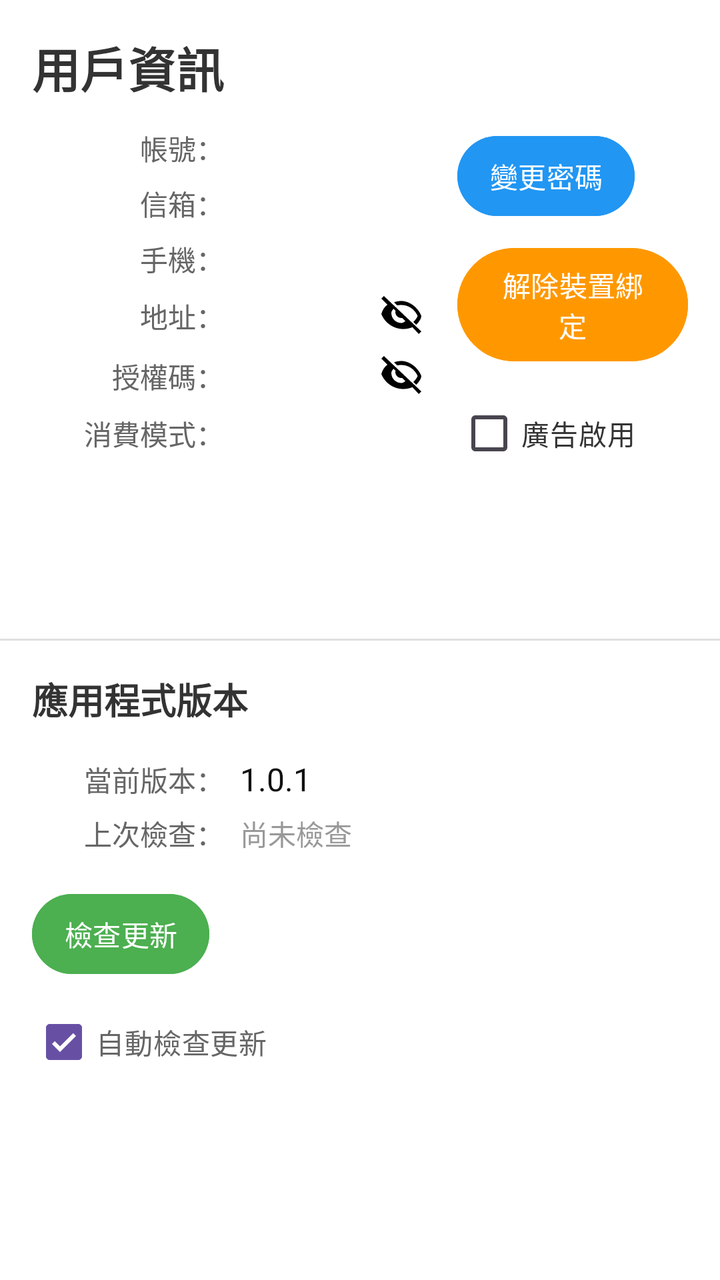
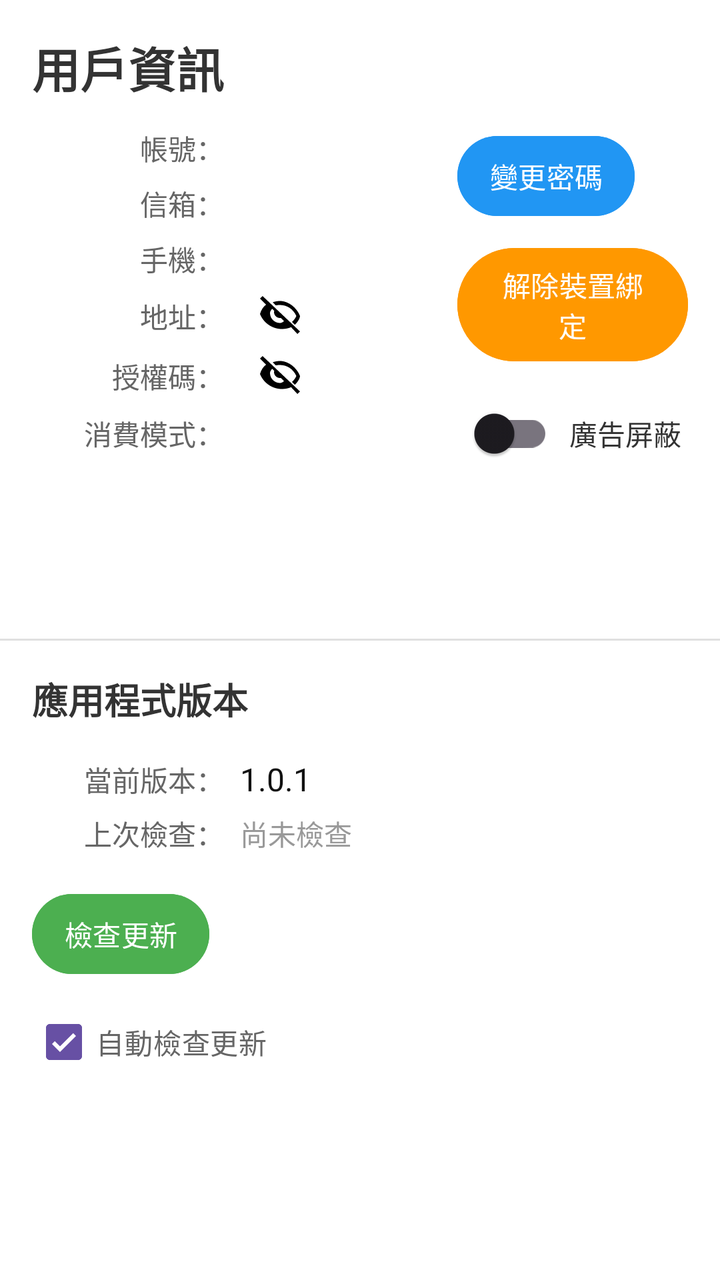

Screens rendered from an Android XML layout before and after an edit, with the pre-edit source and the edit as a unified diff.
<!-- AndroidManifest.xml: application theme Theme.A3 -->
<!-- res/layout/fragment_user_edit.xml -->
<?xml version="1.0" encoding="utf-8"?>
<LinearLayout xmlns:android="http://schemas.android.com/apk/res/android"
    xmlns:app="http://schemas.android.com/apk/res-auto"
    android:layout_width="match_parent"
    android:layout_height="match_parent"
    android:orientation="vertical"
    android:weightSum="10"
    android:background="#FFFFFF">

    <ScrollView
        android:layout_width="match_parent"
        android:layout_height="0dp"
        android:layout_weight="5"
        android:fillViewport="true">

        <LinearLayout
            android:layout_width="match_parent"
            android:layout_height="wrap_content"
            android:orientation="vertical"
            android:padding="16dp">

            <LinearLayout
                android:layout_width="match_parent"
                android:layout_height="wrap_content"
                android:orientation="horizontal"
                android:weightSum="10"
                android:baselineAligned="false">

                <LinearLayout
                    android:layout_width="0dp"
                    android:layout_height="wrap_content"
                    android:layout_weight="6"
                    android:orientation="vertical">

                    <TextView
                        android:layout_width="wrap_content"
                        android:layout_height="wrap_content"
                        android:text="用戶資訊"
                        android:textSize="24sp"
                        android:textStyle="bold"
                        android:textColor="#333333"
                        android:layout_marginBottom="12dp" />

                    <LinearLayout
                        android:layout_width="match_parent"
                        android:layout_height="wrap_content"
                        android:orientation="horizontal"
                        android:layout_marginBottom="6dp">

                        <TextView
                            android:layout_width="96dp"
                            android:layout_height="wrap_content"
                            android:gravity="end"
                            android:text="帳號："
                            android:textColor="#666666"
                            android:textSize="14sp"
                            android:layout_marginEnd="8dp" />

                        <TextView
                            android:id="@+id/text_account"
                            android:layout_width="0dp"
                            android:layout_height="wrap_content"
                            android:layout_weight="1"
                            android:textColor="#111111"
                            android:textSize="16sp" />
                    </LinearLayout>

                    <LinearLayout
                        android:layout_width="match_parent"
                        android:layout_height="wrap_content"
                        android:orientation="horizontal"
                        android:layout_marginBottom="6dp">

                        <TextView
                            android:layout_width="96dp"
                            android:layout_height="wrap_content"
                            android:gravity="end"
                            android:text="信箱："
                            android:textColor="#666666"
                            android:textSize="14sp"
                            android:layout_marginEnd="8dp" />

                        <TextView
                            android:id="@+id/text_email"
                            android:layout_width="0dp"
                            android:layout_height="wrap_content"
                            android:layout_weight="1"
                            android:textColor="#111111"
                            android:textSize="16sp" />
                    </LinearLayout>

                    <LinearLayout
                        android:layout_width="match_parent"
                        android:layout_height="wrap_content"
                        android:orientation="horizontal"
                        android:layout_marginBottom="6dp">

                        <TextView
                            android:layout_width="96dp"
                            android:layout_height="wrap_content"
                            android:gravity="end"
                            android:text="手機："
                            android:textColor="#666666"
                            android:textSize="14sp"
                            android:layout_marginEnd="8dp" />

                        <TextView
                            android:id="@+id/text_phone"
                            android:layout_width="0dp"
                            android:layout_height="wrap_content"
                            android:layout_weight="1"
                            android:textColor="#111111"
                            android:textSize="16sp" />
                    </LinearLayout>

                    <LinearLayout
                        android:layout_width="match_parent"
                        android:layout_height="wrap_content"
                        android:orientation="horizontal"
                        android:layout_marginBottom="6dp"
                        android:gravity="center_vertical">

                        <TextView
                            android:layout_width="96dp"
                            android:layout_height="wrap_content"
                            android:gravity="end"
                            android:text="地址："
                            android:textColor="#666666"
                            android:textSize="14sp"
                            android:layout_marginEnd="8dp" />

                        <TextView
                            android:id="@+id/text_address"
                            android:layout_width="0dp"
                            android:layout_height="wrap_content"
                            android:layout_weight="1"
                            android:textColor="#111111"
                            android:textSize="16sp" />

                        <ImageView
                            android:id="@+id/icon_address_toggle"
                            android:layout_width="24dp"
                            android:layout_height="24dp"
                            android:layout_marginStart="8dp"
                            android:src="@drawable/ic_visibility_off"
                            android:contentDescription="顯示/隱藏地址"
                            android:clickable="true"
                            android:focusable="true" />
                    </LinearLayout>

                    <LinearLayout
                        android:layout_width="match_parent"
                        android:layout_height="wrap_content"
                        android:orientation="horizontal"
                        android:layout_marginBottom="6dp"
                        android:gravity="center_vertical">

                        <TextView
                            android:layout_width="96dp"
                            android:layout_height="wrap_content"
                            android:gravity="end"
                            android:text="授權碼："
                            android:textColor="#666666"
                            android:textSize="14sp"
                            android:layout_marginEnd="8dp" />

                        <TextView
                            android:id="@+id/text_authorization_code"
                            android:layout_width="0dp"
                            android:layout_height="wrap_content"
                            android:layout_weight="1"
                            android:textColor="#111111"
                            android:textSize="16sp" />

                        <ImageView
                            android:id="@+id/icon_auth_code_toggle"
                            android:layout_width="24dp"
                            android:layout_height="24dp"
                            android:layout_marginStart="8dp"
                            android:src="@drawable/ic_visibility_off"
                            android:contentDescription="顯示/隱藏授權碼"
                            android:clickable="true"
                            android:focusable="true" />
                    </LinearLayout>

                    <LinearLayout
                        android:layout_width="match_parent"
                        android:layout_height="wrap_content"
                        android:orientation="horizontal"
                        android:gravity="center_vertical">

                        <TextView
                            android:layout_width="96dp"
                            android:layout_height="wrap_content"
                            android:gravity="end"
                            android:text="消費模式："
                            android:textColor="#666666"
                            android:textSize="14sp"
                            android:layout_marginEnd="8dp" />

                        <TextView
                            android:id="@+id/text_billing_mode"
                            android:layout_width="wrap_content"
                            android:layout_height="wrap_content"
                            android:textColor="#111111"
                            android:textSize="16sp" />

                        <ImageView
                            android:id="@+id/icon_billing_mode_info"
                            android:layout_width="24dp"
                            android:layout_height="24dp"
                            android:layout_marginStart="8dp"
                            android:src="@drawable/ic_info"
                            android:contentDescription="租賃制資訊"
                            android:clickable="true"
                            android:focusable="true"
                            android:visibility="gone"
                            app:tint="@color/blue_500" />
                    </LinearLayout>
                </LinearLayout>

                <LinearLayout
                    android:layout_width="0dp"
                    android:layout_height="wrap_content"
                    android:layout_weight="4"
                    android:orientation="vertical"
                    android:gravity="top|start"
                    android:paddingStart="16dp"
                    android:layout_marginTop="48dp">

                    <Button
                        android:id="@+id/button_change_password"
                        android:layout_width="wrap_content"
                        android:layout_height="wrap_content"
                        android:text="變更密碼"
                        android:textSize="14sp"
                        android:textColor="#FFFFFF"
                        android:backgroundTint="#2196F3"
                        android:paddingHorizontal="16dp"
                        android:paddingVertical="8dp"
                        android:layout_marginBottom="8dp" />

                    <Button
                        android:id="@+id/button_unbind_device"
                        android:layout_width="wrap_content"
                        android:layout_height="wrap_content"
                        android:text="解除裝置綁定"
                        android:textSize="14sp"
                        android:textColor="#FFFFFF"
                        android:backgroundTint="#FF9800"
                        android:paddingHorizontal="16dp"
                        android:paddingVertical="8dp" />

                    
                    <CheckBox
                        android:id="@+id/checkbox_ad_enabled"
                        android:layout_width="wrap_content"
                        android:layout_height="wrap_content"
                        android:text="廣告啟用"
                        android:textSize="14sp"
                        android:textColor="#333333"
                        android:layout_marginTop="8dp" />

                    <TextView
                        android:id="@+id/text_ad_settings_info"
                        android:layout_width="wrap_content"
                        android:layout_height="wrap_content"
                        android:textSize="14sp"
                        android:textColor="#2196F3"
                        android:layout_marginStart="8dp"
                        android:layout_marginTop="4dp"
                        android:visibility="gone"
                        android:lineSpacingExtra="4dp" />
                </LinearLayout>

            </LinearLayout>

        </LinearLayout>
    </ScrollView>

    <View
        android:layout_width="match_parent"
        android:layout_height="1dp"
        android:background="#E0E0E0" />

    <ScrollView
        android:layout_width="match_parent"
        android:layout_height="0dp"
        android:layout_weight="5"
        android:fillViewport="true">

        <LinearLayout
            android:layout_width="match_parent"
            android:layout_height="wrap_content"
            android:orientation="vertical"
            android:padding="16dp">

            <TextView
                android:layout_width="wrap_content"
                android:layout_height="wrap_content"
                android:text="應用程式版本"
                android:textSize="18sp"
                android:textStyle="bold"
                android:textColor="#333333"
                android:layout_marginBottom="16dp" />

            <LinearLayout
                android:layout_width="match_parent"
                android:layout_height="wrap_content"
                android:orientation="horizontal"
                android:layout_marginBottom="6dp">

                <TextView
                    android:layout_width="96dp"
                    android:layout_height="wrap_content"
                    android:gravity="end"
                    android:text="當前版本："
                    android:textColor="#666666"
                    android:textSize="14sp"
                    android:layout_marginEnd="8dp" />

                <TextView
                    android:id="@+id/text_current_version"
                    android:layout_width="0dp"
                    android:layout_height="wrap_content"
                    android:layout_weight="1"
                    android:textColor="#111111"
                    android:textSize="16sp"
                    android:text="1.0.1" />
            </LinearLayout>

            <LinearLayout
                android:layout_width="match_parent"
                android:layout_height="wrap_content"
                android:orientation="horizontal"
                android:layout_marginBottom="16dp">

                <TextView
                    android:layout_width="96dp"
                    android:layout_height="wrap_content"
                    android:gravity="end"
                    android:text="上次檢查："
                    android:textColor="#666666"
                    android:textSize="14sp"
                    android:layout_marginEnd="8dp" />

                <TextView
                    android:id="@+id/text_last_check_time"
                    android:layout_width="0dp"
                    android:layout_height="wrap_content"
                    android:layout_weight="1"
                    android:textColor="#999999"
                    android:textSize="14sp"
                    android:text="尚未檢查" />
            </LinearLayout>

            <Button
                android:id="@+id/button_check_update"
                android:layout_width="wrap_content"
                android:layout_height="wrap_content"
                android:text="檢查更新"
                android:textSize="14sp"
                android:textColor="#FFFFFF"
                android:backgroundTint="#4CAF50"
                android:paddingHorizontal="16dp"
                android:paddingVertical="8dp"
                android:layout_gravity="start"
                android:layout_marginBottom="6dp" />

            <CheckBox
                android:id="@+id/checkbox_auto_check"
                android:layout_width="wrap_content"
                android:layout_height="wrap_content"
                android:text="自動檢查更新"
                android:textSize="14sp"
                android:textColor="#666666"
                android:checked="true" />

        </LinearLayout>
    </ScrollView>

</LinearLayout>
<!-- resources referenced by this layout -->
<resources>
  <color name="blue_500">#2196F3</color>
  <!-- drawable ic_info (drawable) -->
  <vector xmlns:android="http://schemas.android.com/apk/res/android"
      android:width="24dp"
      android:height="24dp"
      android:viewportWidth="24"
      android:viewportHeight="24">
      <path
          android:fillColor="#666666"
          android:pathData="M12,2C6.48,2 2,6.48 2,12s4.48,10 10,10 10,-4.48 10,-10S17.52,2 12,2zM11,7h2v2h-2zm0,4h2v6h-2z"/>
  </vector>
  <!-- drawable ic_visibility_off (drawable) -->
  <vector xmlns:android="http://schemas.android.com/apk/res/android"
      android:width="24dp" android:height="24dp"
      android:viewportWidth="24" android:viewportHeight="24">
      <path
          android:fillColor="#FF000000"
          android:pathData="M12,6.5c3.43,0 6.58,1.94 8.17,5.5 -0.51,1.15 -1.25,2.16 -2.17,2.98l1.41,1.41C21.01,14.9 22,13.03 22,12c-1.73,-4.39 -6,-7.5 -10,-7.5 -1.28,0 -2.5,0.23 -3.63,0.64l1.53,1.53C10.62,6.56 11.3,6.5 12,6.5zM3.27,2L2,3.27l3.05,3.05C3.6,7.34 2.56,9.05 2,10.99 3.73,15.38 8,18.5 13,18.5c1.61,0 3.15,-0.32 4.55,-0.9L20.73,21 22,19.73 3.27,2zM7.53,7.8l1.62,1.62C9.06,9.73 9,9.86 9,10c0,1.66 1.34,3 3,3 0.14,0 0.27,-0.02 0.39,-0.06l1.62,1.62C13.45,15.02 12.75,15.5 12,15.5c-2.76,0 -5,-2.24 -5,-5 0,-0.75 0.48,-1.45 1.53,-2.7z"/>
  </vector>
  <style name="Theme.A3" parent="Base.Theme.A3" />
  <style name="Base.Theme.A3" parent="Theme.Material3.DayNight.NoActionBar">
          
          
      </style>
</resources>

<!-- the commit's change to res/layout/fragment_user_edit.xml (unified diff, before → after) -->
@@ -131,9 +131,8 @@
 
                         <TextView
                             android:id="@+id/text_address"
-                            android:layout_width="0dp"
-                            android:layout_height="wrap_content"
-                            android:layout_weight="1"
+                            android:layout_width="wrap_content"
+                            android:layout_height="wrap_content"
                             android:textColor="#111111"
                             android:textSize="16sp" />
 
@@ -166,9 +165,8 @@
 
                         <TextView
                             android:id="@+id/text_authorization_code"
-                            android:layout_width="0dp"
-                            android:layout_height="wrap_content"
-                            android:layout_weight="1"
+                            android:layout_width="wrap_content"
+                            android:layout_height="wrap_content"
                             android:textColor="#111111"
                             android:textSize="16sp" />
 
@@ -252,14 +250,29 @@
                         android:paddingVertical="8dp" />
 
                     
-                    <CheckBox
-                        android:id="@+id/checkbox_ad_enabled"
-                        android:layout_width="wrap_content"
-                        android:layout_height="wrap_content"
-                        android:text="廣告啟用"
-                        android:textSize="14sp"
-                        android:textColor="#333333"
-                        android:layout_marginTop="8dp" />
+                    <LinearLayout
+                        android:layout_width="wrap_content"
+                        android:layout_height="wrap_content"
+                        android:orientation="horizontal"
+                        android:gravity="center_vertical"
+                        android:layout_marginTop="8dp">
+
+                        
+                        <androidx.appcompat.widget.SwitchCompat
+                            android:id="@+id/switch_ad_enabled"
+                            android:layout_width="wrap_content"
+                            android:layout_height="wrap_content" />
+
+                        
+                        <TextView
+                            android:layout_width="wrap_content"
+                            android:layout_height="wrap_content"
+                            android:text="廣告屏蔽"
+                            android:textSize="14sp"
+                            android:textColor="#333333"
+                            android:layout_marginStart="8dp" />
+
+                    </LinearLayout>
 
                     <TextView
                         android:id="@+id/text_ad_settings_info"
